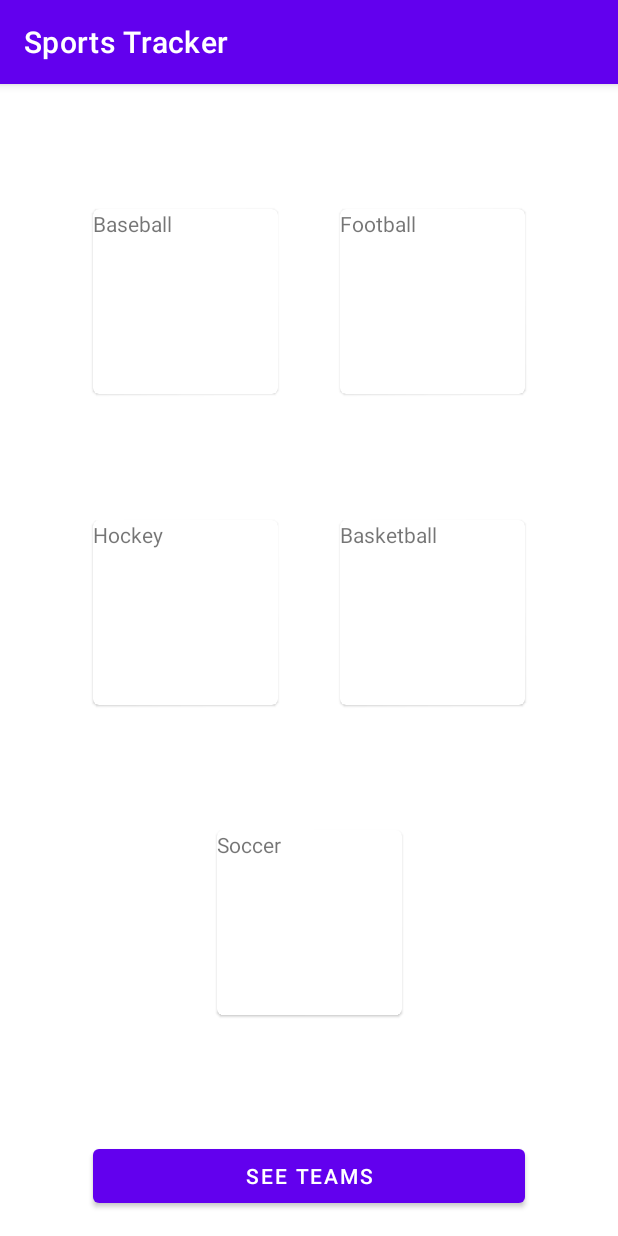
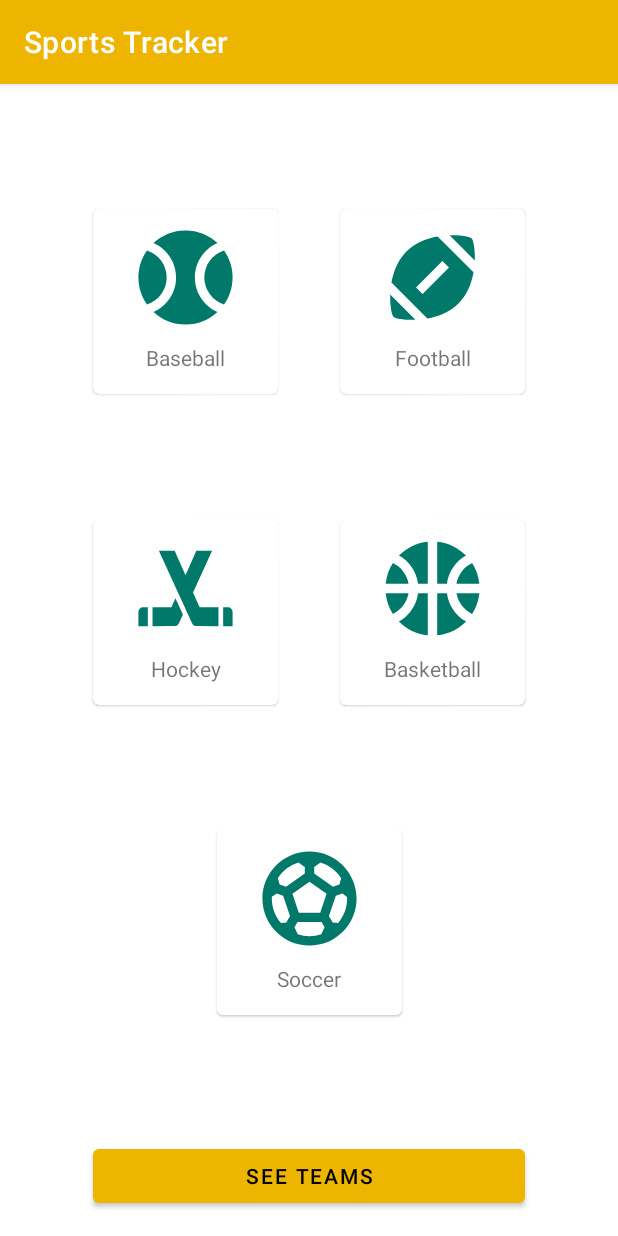
Before and after one commit to jeffMullen/SportsTracker, an Android app: the screen it shows after launch (MainActivity), on a phone screen of 412 x 824 dp. Run offline under Robolectric (Android 15) with nearby library versions, the phone set to English and light mode, and no system bars; 1 statement that could not run was skipped.

Commit message:
adding sport icons; adjusting theme

```diff
--- a/app/src/main/java/com/android/sportstracker/network/SportsApiService.kt
+++ b/app/src/main/java/com/android/sportstracker/network/SportsApiService.kt
@@ -5,6 +5,8 @@ import com.squareup.moshi.kotlin.reflect.KotlinJsonAdapterFactory
 import retrofit2.Retrofit
 import retrofit2.converter.moshi.MoshiConverterFactory
 import retrofit2.http.GET
+import retrofit2.Call
+import retrofit2.http.Query
 
 private const val BASE_URL =
     "https://www.thesportsdb.com/api/v1/json/50130162/"
@@ -19,7 +21,8 @@ private val retrofit = Retrofit.Builder()
     .build()
 
 interface SportsApiService {
-    @GET("search_all_teams.php?")
+    @GET("search_all_teams.php?l=")
+
     suspend fun getTeams(): List<Team>
 }
 
--- a/app/src/main/java/com/android/sportstracker/ui/MainActivity.kt
+++ b/app/src/main/java/com/android/sportstracker/ui/MainActivity.kt
@@ -8,6 +8,7 @@ import androidx.lifecycle.LifecycleRegistry
 import androidx.lifecycle.LiveData
 import androidx.lifecycle.ViewModelProvider
 import com.android.sportstracker.databinding.ActivityMainBinding
+import com.android.sportstracker.network.SportsApiService
 import com.android.sportstracker.viewModels.SportPickerViewModel
 
 
@@ -33,10 +34,10 @@ class MainActivity : AppCompatActivity() {
 
         // Search for teams of the selected sport when button is clicked
         binding.seeTeams.setOnClickListener {
-//            SportPickerViewModel.searchTeams()
+//            new SportsApiService()
         }
+    }
 
-    }
 
     fun setSearchString(view: TextView) {
         val sport = view.text
--- /dev/null
+++ b/app/src/main/res/drawable-v24/baseline_sports_baseball_24.xml
@@ -0,0 +1,16 @@
+<vector xmlns:android="http://schemas.android.com/apk/res/android"
+    android:width="24dp"
+    android:height="24dp"
+    android:viewportWidth="24"
+    android:viewportHeight="24"
+    android:tint="?attr/colorSecondaryVariant">
+  <path
+      android:fillColor="@android:color/white"
+      android:pathData="M3.81,6.28C2.67,7.9 2,9.87 2,12s0.67,4.1 1.81,5.72C6.23,16.95 8,14.68 8,12S6.23,7.05 3.81,6.28z"/>
+  <path
+      android:fillColor="@android:color/white"
+      android:pathData="M20.19,6.28C17.77,7.05 16,9.32 16,12s1.77,4.95 4.19,5.72C21.33,16.1 22,14.13 22,12S21.33,7.9 20.19,6.28z"/>
+  <path
+      android:fillColor="@android:color/white"
+      android:pathData="M14,12c0,-3.28 1.97,-6.09 4.79,-7.33C17.01,3.02 14.63,2 12,2S6.99,3.02 5.21,4.67C8.03,5.91 10,8.72 10,12s-1.97,6.09 -4.79,7.33C6.99,20.98 9.37,22 12,22s5.01,-1.02 6.79,-2.67C15.97,18.09 14,15.28 14,12z"/>
+</vector>
--- /dev/null
+++ b/app/src/main/res/drawable-v24/baseline_sports_basketball_24.xml
@@ -0,0 +1,31 @@
+<vector xmlns:android="http://schemas.android.com/apk/res/android"
+    android:width="24dp"
+    android:height="24dp"
+    android:viewportWidth="24"
+    android:viewportHeight="24"
+    android:tint="?attr/colorSecondaryVariant">
+  <path
+      android:fillColor="@android:color/white"
+      android:pathData="M17.09,11h4.86c-0.16,-1.61 -0.71,-3.11 -1.54,-4.4C18.68,7.43 17.42,9.05 17.09,11z"/>
+  <path
+      android:fillColor="@android:color/white"
+      android:pathData="M6.91,11C6.58,9.05 5.32,7.43 3.59,6.6C2.76,7.89 2.21,9.39 2.05,11H6.91z"/>
+  <path
+      android:fillColor="@android:color/white"
+      android:pathData="M15.07,11c0.32,-2.59 1.88,-4.79 4.06,-6c-1.6,-1.63 -3.74,-2.71 -6.13,-2.95V11H15.07z"/>
+  <path
+      android:fillColor="@android:color/white"
+      android:pathData="M8.93,11H11V2.05C8.61,2.29 6.46,3.37 4.87,5C7.05,6.21 8.61,8.41 8.93,11z"/>
+  <path
+      android:fillColor="@android:color/white"
+      android:pathData="M15.07,13H13v8.95c2.39,-0.24 4.54,-1.32 6.13,-2.95C16.95,17.79 15.39,15.59 15.07,13z"/>
+  <path
+      android:fillColor="@android:color/white"
+      android:pathData="M3.59,17.4c1.72,-0.83 2.99,-2.46 3.32,-4.4H2.05C2.21,14.61 2.76,16.11 3.59,17.4z"/>
+  <path
+      android:fillColor="@android:color/white"
+      android:pathData="M17.09,13c0.33,1.95 1.59,3.57 3.32,4.4c0.83,-1.29 1.38,-2.79 1.54,-4.4H17.09z"/>
+  <path
+      android:fillColor="@android:color/white"
+      android:pathData="M8.93,13c-0.32,2.59 -1.88,4.79 -4.06,6c1.6,1.63 3.74,2.71 6.13,2.95V13H8.93z"/>
+</vector>
--- /dev/null
+++ b/app/src/main/res/drawable-v24/baseline_sports_football_24.xml
@@ -0,0 +1,16 @@
+<vector xmlns:android="http://schemas.android.com/apk/res/android"
+    android:width="24dp"
+    android:height="24dp"
+    android:viewportWidth="24"
+    android:viewportHeight="24"
+    android:tint="?attr/colorSecondaryVariant">
+  <path
+      android:fillColor="@android:color/white"
+      android:pathData="M3.02,15.62c-0.08,2.42 0.32,4.34 0.67,4.69s2.28,0.76 4.69,0.67L3.02,15.62z"/>
+  <path
+      android:fillColor="@android:color/white"
+      android:pathData="M13.08,3.28C10.75,3.7 8.29,4.62 6.46,6.46s-2.76,4.29 -3.18,6.62l7.63,7.63c2.34,-0.41 4.79,-1.34 6.62,-3.18s2.76,-4.29 3.18,-6.62L13.08,3.28zM9.9,15.5l-1.4,-1.4l5.6,-5.6l1.4,1.4L9.9,15.5z"/>
+  <path
+      android:fillColor="@android:color/white"
+      android:pathData="M20.98,8.38c0.08,-2.42 -0.32,-4.34 -0.67,-4.69s-2.28,-0.76 -4.69,-0.67L20.98,8.38z"/>
+</vector>
--- /dev/null
+++ b/app/src/main/res/drawable-v24/baseline_sports_hockey_24.xml
@@ -0,0 +1,19 @@
+<vector xmlns:android="http://schemas.android.com/apk/res/android"
+    android:width="24dp"
+    android:height="24dp"
+    android:viewportWidth="24"
+    android:viewportHeight="24"
+    android:tint="?attr/colorSecondaryVariant">
+  <path
+      android:fillColor="@android:color/white"
+      android:pathData="M2,17v3l2,0v-4H3C2.45,16 2,16.45 2,17z"/>
+  <path
+      android:fillColor="@android:color/white"
+      android:pathData="M9,16H5v4l4.69,-0.01c0.38,0 0.72,-0.21 0.89,-0.55l0.87,-1.9l-1.59,-3.48L9,16z"/>
+  <path
+      android:fillColor="@android:color/white"
+      android:pathData="M21.71,16.29C21.53,16.11 21.28,16 21,16h-1v4l2,0v-3C22,16.72 21.89,16.47 21.71,16.29z"/>
+  <path
+      android:fillColor="@android:color/white"
+      android:pathData="M13.6,12.84L17.65,4H14.3l-1.76,3.97l-0.49,1.1L12,9.21L9.7,4H6.35l4.05,8.84l1.52,3.32L12,16.34l1.42,3.1c0.17,0.34 0.51,0.55 0.89,0.55L19,20v-4h-4L13.6,12.84z"/>
+</vector>
--- /dev/null
+++ b/app/src/main/res/drawable-v24/baseline_sports_soccer_24.xml
@@ -0,0 +1,10 @@
+<vector xmlns:android="http://schemas.android.com/apk/res/android"
+    android:width="24dp"
+    android:height="24dp"
+    android:viewportWidth="24"
+    android:viewportHeight="24"
+    android:tint="?attr/colorSecondaryVariant">
+  <path
+      android:fillColor="@android:color/white"
+      android:pathData="M12,2C6.48,2 2,6.48 2,12c0,5.52 4.48,10 10,10s10,-4.48 10,-10C22,6.48 17.52,2 12,2zM13,5.3l1.35,-0.95c1.82,0.56 3.37,1.76 4.38,3.34l-0.39,1.34l-1.35,0.46L13,6.7V5.3zM9.65,4.35L11,5.3v1.4L7.01,9.49L5.66,9.03L5.27,7.69C6.28,6.12 7.83,4.92 9.65,4.35zM7.08,17.11l-1.14,0.1C4.73,15.81 4,13.99 4,12c0,-0.12 0.01,-0.23 0.02,-0.35l1,-0.73L6.4,11.4l1.46,4.34L7.08,17.11zM14.5,19.59C13.71,19.85 12.87,20 12,20s-1.71,-0.15 -2.5,-0.41l-0.69,-1.49L9.45,17h5.11l0.64,1.11L14.5,19.59zM14.27,15H9.73l-1.35,-4.02L12,8.44l3.63,2.54L14.27,15zM18.06,17.21l-1.14,-0.1l-0.79,-1.37l1.46,-4.34l1.39,-0.47l1,0.73C19.99,11.77 20,11.88 20,12C20,13.99 19.27,15.81 18.06,17.21z"/>
+</vector>
--- a/app/src/main/res/layout/activity_main.xml
+++ b/app/src/main/res/layout/activity_main.xml
@@ -18,13 +18,33 @@
         app:layout_constraintEnd_toEndOf="@id/leftEnd"
         app:layout_constraintHorizontal_bias="0.5"
         app:layout_constraintStart_toStartOf="@id/leftStart"
-        app:layout_constraintTop_toTopOf="parent">
+        app:layout_constraintTop_toTopOf="parent"
+       >
+
+        <LinearLayout
+            android:layout_width="match_parent"
+            android:layout_height="match_parent"
+            android:orientation="vertical"
+            android:padding="8dp">
+
+        <ImageView
+            android:id="@+id/icon_baseball"
+            android:layout_width="match_parent"
+            android:layout_height="75dp"
+            android:importantForAccessibility="no"
+            app:srcCompat="@drawable/baseline_sports_baseball_24"
+            />
+
 
         <TextView
             android:id="@+id/baseball_text"
             android:layout_width="match_parent"
-            android:layout_height="wrap_content"
-            android:text="@string/baseball" />
+            android:layout_height="match_parent"
+            android:gravity="center"
+            android:text="@string/baseball"
+            android:layout_gravity="center_vertical"
+            />
+        </LinearLayout>
 
     </com.google.android.material.card.MaterialCardView>
 
@@ -40,12 +60,26 @@
         app:layout_constraintHorizontal_bias="0.5"
         app:layout_constraintStart_toStartOf="@id/leftStart"
         app:layout_constraintTop_toBottomOf="@+id/baseballCard">
+        <LinearLayout
+            android:layout_width="match_parent"
+            android:layout_height="match_parent"
+            android:orientation="vertical"
+            android:padding="8dp">
+
+        <ImageView
+            android:id="@+id/icon_hockey"
+            android:layout_width="match_parent"
+            android:layout_height="75dp"
+            android:importantForAccessibility="no"
+            app:srcCompat="@drawable/baseline_sports_hockey_24"/>
 
         <TextView
             android:id="@+id/hockey_text"
             android:layout_width="match_parent"
-            android:layout_height="wrap_content"
+            android:layout_height="match_parent"
+            android:gravity="center"
             android:text="@string/hockey" />
+        </LinearLayout>
 
     </com.google.android.material.card.MaterialCardView>
 
@@ -62,12 +96,27 @@
         app:layout_constraintHorizontal_bias="0.5"
         app:layout_constraintStart_toStartOf="@id/rightStart"
         app:layout_constraintTop_toTopOf="parent">
+        <LinearLayout
+            android:layout_width="match_parent"
+            android:layout_height="match_parent"
+            android:orientation="vertical"
+            android:padding="8dp">
+
+        <ImageView
+            android:id="@+id/icon_football"
+            android:layout_width="match_parent"
+            android:layout_height="75dp"
+            android:importantForAccessibility="no"
+            app:srcCompat="@drawable/baseline_sports_football_24"/>
 
         <TextView
             android:id="@+id/football_text"
             android:layout_width="match_parent"
-            android:layout_height="wrap_content"
-            android:text="@string/football" />
+            android:layout_height="match_parent"
+            android:gravity="center"
+            android:text="@string/football"
+            />
+        </LinearLayout>
 
     </com.google.android.material.card.MaterialCardView>
 
@@ -83,12 +132,26 @@
         app:layout_constraintHorizontal_bias="0.5"
         app:layout_constraintStart_toStartOf="@id/rightStart"
         app:layout_constraintTop_toBottomOf="@+id/footballCard">
+        <LinearLayout
+            android:layout_width="match_parent"
+            android:layout_height="match_parent"
+            android:orientation="vertical"
+            android:padding="8dp">
+
+        <ImageView
+            android:id="@+id/icon_basketball"
+            android:layout_width="match_parent"
+            android:layout_height="75dp"
+            android:importantForAccessibility="no"
+            app:srcCompat="@drawable/baseline_sports_basketball_24"/>
 
         <TextView
             android:id="@+id/basketball_text"
             android:layout_width="match_parent"
-            android:layout_height="wrap_content"
+            android:layout_height="match_parent"
+            android:gravity="center"
             android:text="@string/basketball" />
+        </LinearLayout>
 
     </com.google.android.material.card.MaterialCardView>
 
@@ -105,12 +168,27 @@
         app:layout_constraintHorizontal_bias="0.5"
         app:layout_constraintStart_toStartOf="@id/middleStart"
         app:layout_constraintTop_toBottomOf="@+id/hockeyCard">
+        <LinearLayout
+            android:layout_width="match_parent"
+            android:layout_height="match_parent"
+            android:orientation="vertical"
+            android:padding="8dp">
+
+        <ImageView
+            android:id="@+id/icon_soccer"
+            android:layout_width="match_parent"
+            android:layout_height="75dp"
+            android:importantForAccessibility="no"
+            app:srcCompat="@drawable/baseline_sports_soccer_24"/>
 
         <TextView
             android:id="@+id/soccer_text"
             android:layout_width="match_parent"
-            android:layout_height="wrap_content"
+            android:layout_height="match_parent"
+            android:gravity="center"
             android:text="@string/soccer" />
+
+        </LinearLayout>
 
     </com.google.android.material.card.MaterialCardView>
 
@@ -173,13 +251,13 @@
         app:layout_constraintGuide_percent=".65" />
 
 
-    <androidx.fragment.app.FragmentContainerView
-        xmlns:android="http://schemas.android.com/apk/res/android"
-        xmlns:tools="http://schemas.android.com/tools"
-        android:id="@+id/overviewFragment"
-        android:name="com.android.sportstracker.ui.SportPicker"
-        android:layout_width="match_parent"
-        android:layout_height="match_parent"
-        tools:layout="@layout/sport_picker_fragment" />
+<!--    <androidx.fragment.app.FragmentContainerView-->
+<!--        xmlns:android="http://schemas.android.com/apk/res/android"-->
+<!--        xmlns:tools="http://schemas.android.com/tools"-->
+<!--        android:id="@+id/overviewFragment"-->
+<!--        android:name="com.android.sportstracker.ui.SportPicker"-->
+<!--        android:layout_width="match_parent"-->
+<!--        android:layout_height="match_parent"-->
+<!--        tools:layout="@layout/sport_picker_fragment" />-->
 
 </androidx.constraintlayout.widget.ConstraintLayout>
--- a/app/src/main/res/values-night/themes.xml
+++ b/app/src/main/res/values-night/themes.xml
@@ -2,12 +2,12 @@
     <!-- Base application theme. -->
     <style name="Theme.SportsTracker" parent="Theme.MaterialComponents.DayNight.DarkActionBar">
         <!-- Primary brand color. -->
-        <item name="colorPrimary">@color/purple_200</item>
-        <item name="colorPrimaryVariant">@color/purple_700</item>
+        <item name="colorPrimary">@color/teal_light</item>
+        <item name="colorPrimaryVariant">@color/teal</item>
         <item name="colorOnPrimary">@color/black</item>
         <!-- Secondary brand color. -->
-        <item name="colorSecondary">@color/teal_200</item>
-        <item name="colorSecondaryVariant">@color/teal_200</item>
+        <item name="colorSecondary">@color/yellow_light</item>
+        <item name="colorSecondaryVariant">@color/yellow</item>
         <item name="colorOnSecondary">@color/black</item>
         <!-- Status bar color. -->
         <item name="android:statusBarColor" tools:targetApi="l">?attr/colorPrimaryVariant</item>
--- a/app/src/main/res/values/colors.xml
+++ b/app/src/main/res/values/colors.xml
@@ -7,4 +7,10 @@
     <color name="teal_700">#FF018786</color>
     <color name="black">#FF000000</color>
     <color name="white">#FFFFFFFF</color>
+    <color name="yellow">#edb400</color>
+    <color name="mustard">#b79c00</color>
+    <color name="yellow_light">#ffff50</color>
+    <color name="teal">#00796b</color>
+    <color name="teal_dark">#004c40</color>
+    <color name="teal_light">#48a999</color>
 </resources>
--- a/app/src/main/res/values/themes.xml
+++ b/app/src/main/res/values/themes.xml
@@ -2,12 +2,12 @@
     <!-- Base application theme. -->
     <style name="Theme.SportsTracker" parent="Theme.MaterialComponents.DayNight.DarkActionBar">
         <!-- Primary brand color. -->
-        <item name="colorPrimary">@color/purple_500</item>
-        <item name="colorPrimaryVariant">@color/purple_700</item>
-        <item name="colorOnPrimary">@color/white</item>
+        <item name="colorPrimary">@color/yellow</item>
+        <item name="colorPrimaryVariant">@color/mustard</item>
+        <item name="colorOnPrimary">@color/black</item>
         <!-- Secondary brand color. -->
-        <item name="colorSecondary">@color/teal_200</item>
-        <item name="colorSecondaryVariant">@color/teal_700</item>
+        <item name="colorSecondary">@color/teal_dark</item>
+        <item name="colorSecondaryVariant">@color/teal</item>
         <item name="colorOnSecondary">@color/black</item>
         <!-- Status bar color. -->
         <item name="android:statusBarColor" tools:targetApi="l">?attr/colorPrimaryVariant</item>
```
